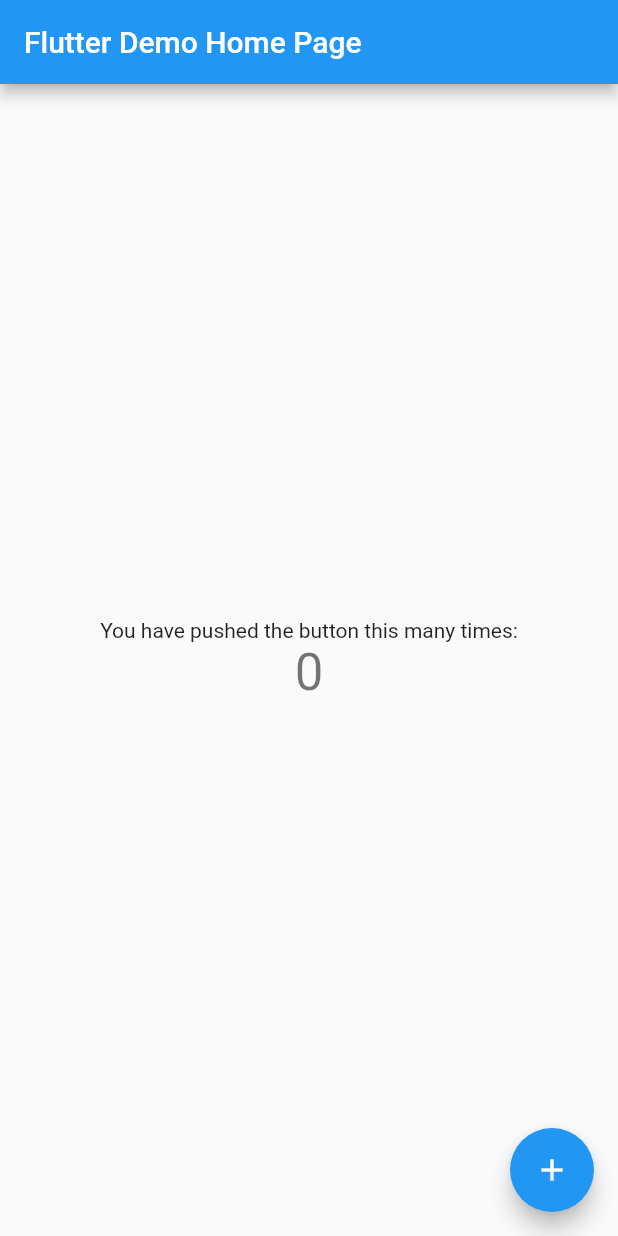
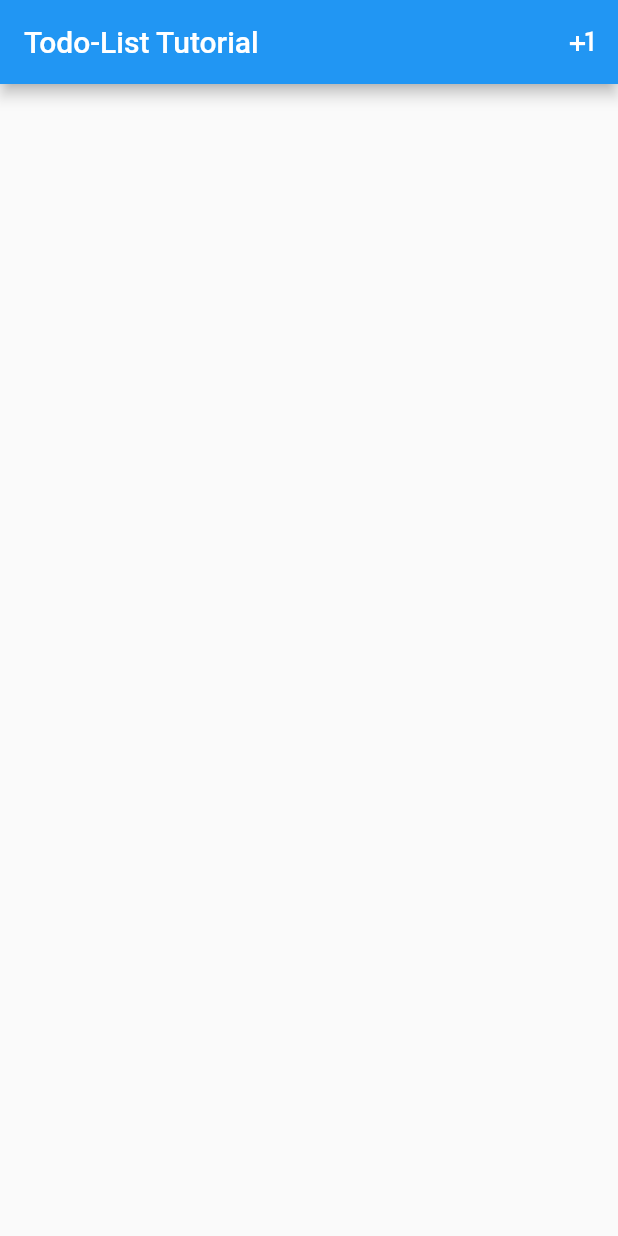
Before and after one commit to leovinsen/jonathan_todos, a Flutter app: the screen it shows after launch, on a phone screen of 412 x 824 dp. Run offline on Flutter 3.47's test engine with Material 2 defaults, Android fonts, the phone set to English and light mode, and no system bars.

Commit message:
Need Help, Forgot how to print Instance of Todos

```diff
--- /dev/null
+++ b/lib/home/stream_builder.dart
@@ -0,0 +1,110 @@
+import 'dart:async';
+
+import 'package:flutter/material.dart';
+import 'package:jo_todos/model/todo.dart';
+
+class StreamBuilderPage extends StatefulWidget {
+  const StreamBuilderPage({Key? key}) : super(key: key);
+
+  @override
+  State<StreamBuilderPage> createState() => _StreamBuilderPageState();
+}
+
+class _StreamBuilderPageState extends State<StreamBuilderPage> {
+  List<Object?> items = [];
+  late TextEditingController controller;
+
+  @override
+  void initState() {
+    super.initState();
+    controller = TextEditingController();
+  }
+
+  @override
+  void dispose() {
+    controller.dispose();
+    super.dispose();
+  }
+
+  @override
+  Widget build(BuildContext context) {
+    return Scaffold(
+      appBar: AppBar(
+        title: const Text("Todo-List Tutorial"),
+        actions: <Widget>[
+          IconButton(
+            icon: const Icon(
+              Icons.plus_one,
+              color: Colors.white,
+            ),
+            onPressed: () async {
+              final task = await openDialog();
+              if (task == null) {
+                return;
+              } else {
+                myTodo.add(Todo(
+                    name: task,
+                    date: DateTime.now().toString().substring(0, 10)));
+              }
+              // do something
+            },
+          )
+        ],
+      ),
+      body: SafeArea(
+          child: Center(
+        child: StreamBuilder(
+          stream: TaskCreator().stream,
+          builder: (context, snapshot) {
+            print(myTodo);
+
+            return ListView.builder(
+              itemBuilder: (context, index) {
+                return ListTile(
+                  //Caranya ambil data dari instance of Todo gimana ya ?
+                  title: Text(myTodo[index].toString()),
+                );
+              },
+              itemCount: myTodo.length,
+            );
+          },
+        ),
+      )),
+    );
+  }
+
+  Future openDialog() => showDialog(
+        context: context,
+        builder: (context) => AlertDialog(
+          title: const Text('To do List'),
+          content: const TextField(
+            autofocus: true,
+            decoration: InputDecoration(hintText: 'Add your Todo'),
+          ),
+          actions: [
+            TextButton(
+                onPressed: () {
+                  submit();
+                },
+                child: const Text('Submit'))
+          ],
+        ),
+      );
+  void submit() {
+    Navigator.of(context).pop(controller.text);
+    controller.clear();
+  }
+}
+
+class TaskCreator {
+  TaskCreator() {
+    _controller.sink.add(myTodo);
+  }
+  final _controller = StreamController<List>();
+
+  Stream<List> get stream => _controller.stream;
+
+  dispose() {
+    _controller.close();
+  }
+}
--- a/lib/main.dart
+++ b/lib/main.dart
@@ -1,115 +1,18 @@
 import 'package:flutter/material.dart';
+import 'package:jo_todos/Home/stream_builder.dart';
 
-void main() {
-  runApp(const MyApp());
-}
+void main() => runApp(const MyApp());
 
 class MyApp extends StatelessWidget {
   const MyApp({Key? key}) : super(key: key);
 
-  // This widget is the root of your application.
+  // This widget is the root
+  // of your application.
   @override
   Widget build(BuildContext context) {
-    return MaterialApp(
-      title: 'Flutter Demo',
-      theme: ThemeData(
-        // This is the theme of your application.
-        //
-        // Try running your application with "flutter run". You'll see the
-        // application has a blue toolbar. Then, without quitting the app, try
-        // changing the primarySwatch below to Colors.green and then invoke
-        // "hot reload" (press "r" in the console where you ran "flutter run",
-        // or simply save your changes to "hot reload" in a Flutter IDE).
-        // Notice that the counter didn't reset back to zero; the application
-        // is not restarted.
-        primarySwatch: Colors.blue,
-      ),
-      home: const MyHomePage(title: 'Flutter Demo Home Page'),
+    return const MaterialApp(
+      title: "To-Do List",
+      home: StreamBuilderPage(),
     );
   }
 }
-
-class MyHomePage extends StatefulWidget {
-  const MyHomePage({Key? key, required this.title}) : super(key: key);
-
-  // This widget is the home page of your application. It is stateful, meaning
-  // that it has a State object (defined below) that contains fields that affect
-  // how it looks.
-
-  // This class is the configuration for the state. It holds the values (in this
-  // case the title) provided by the parent (in this case the App widget) and
-  // used by the build method of the State. Fields in a Widget subclass are
-  // always marked "final".
-
-  final String title;
-
-  @override
-  State<MyHomePage> createState() => _MyHomePageState();
-}
-
-class _MyHomePageState extends State<MyHomePage> {
-  int _counter = 0;
-
-  void _incrementCounter() {
-    setState(() {
-      // This call to setState tells the Flutter framework that something has
-      // changed in this State, which causes it to rerun the build method below
-      // so that the display can reflect the updated values. If we changed
-      // _counter without calling setState(), then the build method would not be
-      // called again, and so nothing would appear to happen.
-      _counter++;
-    });
-  }
-
-  @override
-  Widget build(BuildContext context) {
-    // This method is rerun every time setState is called, for instance as done
-    // by the _incrementCounter method above.
-    //
-    // The Flutter framework has been optimized to make rerunning build methods
-    // fast, so that you can just rebuild anything that needs updating rather
-    // than having to individually change instances of widgets.
-    return Scaffold(
-      appBar: AppBar(
-        // Here we take the value from the MyHomePage object that was created by
-        // the App.build method, and use it to set our appbar title.
-        title: Text(widget.title),
-      ),
-      body: Center(
-        // Center is a layout widget. It takes a single child and positions it
-        // in the middle of the parent.
-        child: Column(
-          // Column is also a layout widget. It takes a list of children and
-          // arranges them vertically. By default, it sizes itself to fit its
-          // children horizontally, and tries to be as tall as its parent.
-          //
-          // Invoke "debug painting" (press "p" in the console, choose the
-          // "Toggle Debug Paint" action from the Flutter Inspector in Android
-          // Studio, or the "Toggle Debug Paint" command in Visual Studio Code)
-          // to see the wireframe for each widget.
-          //
-          // Column has various properties to control how it sizes itself and
-          // how it positions its children. Here we use mainAxisAlignment to
-          // center the children vertically; the main axis here is the vertical
-          // axis because Columns are vertical (the cross axis would be
-          // horizontal).
-          mainAxisAlignment: MainAxisAlignment.center,
-          children: <Widget>[
-            const Text(
-              'You have pushed the button this many times:',
-            ),
-            Text(
-              '$_counter',
-              style: Theme.of(context).textTheme.headline4,
-            ),
-          ],
-        ),
-      ),
-      floatingActionButton: FloatingActionButton(
-        onPressed: _incrementCounter,
-        tooltip: 'Increment',
-        child: const Icon(Icons.add),
-      ), // This trailing comma makes auto-formatting nicer for build methods.
-    );
-  }
-}
--- /dev/null
+++ b/lib/model/todo.dart
@@ -0,0 +1,8 @@
+class Todo {
+  Todo({required this.name, required this.date, this.checked = false});
+  final String name;
+  final String date;
+  bool checked;
+}
+
+List<Todo> myTodo = [];
```
Also changed, not shown: 1 other file.
